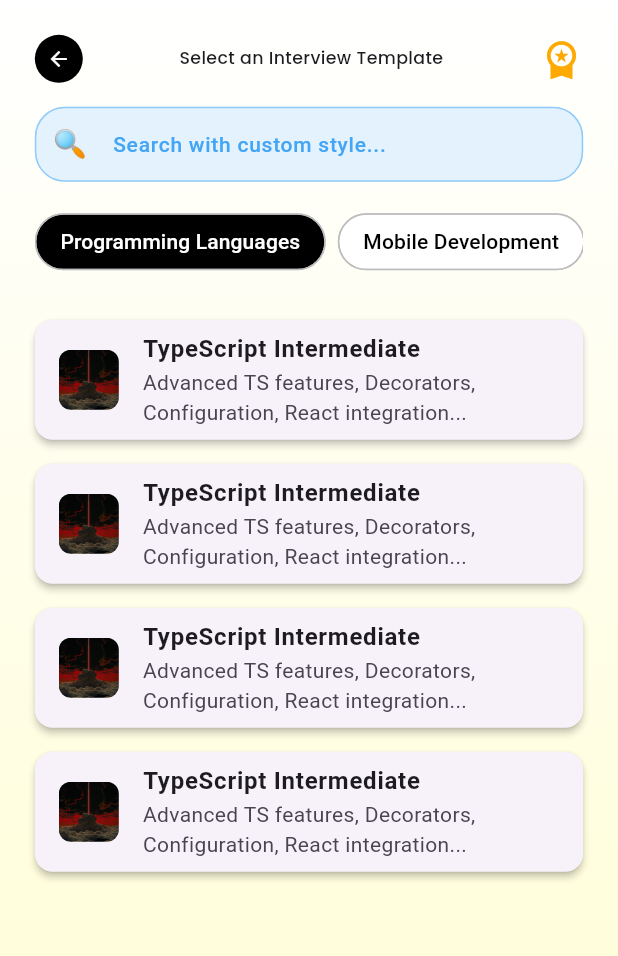
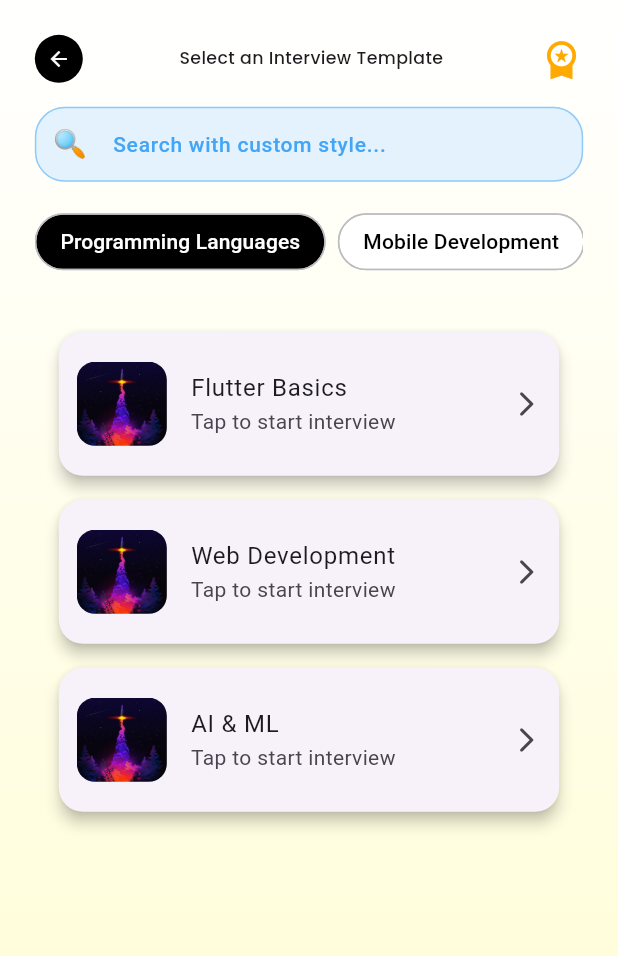
Before and after one commit to Redvey/InterView, a Flutter app: the MockInterviewScreen screen opened by its route, on a phone screen of 412 x 824 dp. Shown: the top 956 px of the screen. Run offline on Flutter 3.47's test engine with Material 3 defaults, Android fonts, the phone set to English and light mode, and no system bars; our stand-ins replace file_picker, go_router, smooth_page_indicator.

Commit message:
25:fix: Started working on Mock Interviews and minor fixes on other pages

```diff
--- a/lib/app/routes/app_router.dart
+++ b/lib/app/routes/app_router.dart
@@ -2,9 +2,12 @@ import 'package:flutter/material.dart';
 import 'package:go_router/go_router.dart';
 import 'package:interview/features/flash_card/flash_card.dart';
 import 'package:interview/features/interview/interview.dart';
+import 'package:interview/features/interview/screens/interview_completion_screen.dart';
+import 'package:interview/features/interview/screens/interviewer.dart';
 
 import '../../features/flash_card/quiz_screen.dart';
 import '../../features/home/screens/home_screen.dart';
+import '../../features/interview/screens/take_mock_interview.dart';
 import '../../features/resume/screens/contact_form/contact_form.dart';
 import '../../features/resume/screens/resume_builder_final.dart';
 import '../../features/resume/screens/resume_builder_home.dart';
@@ -48,6 +51,31 @@ final GoRouter appRouter = GoRouter(
       name: RouteNames.interview,
       builder: (context, state) => const MockInterviewScreen(),
     ),
+    GoRoute(
+      path: '/interviewer',
+      name: RouteNames.interviewer,
+      builder: (context, state) => const Interviewer(),
+    ),
+    GoRoute(
+      path: '/finish_interview',
+      name: RouteNames.finishInterview,
+      builder: (context, state) => const FinishInterview(),
+    ),
+    GoRoute(
+      path: '/take-interview',
+      name: 'takeInterview',
+      builder: (context, state) {
+        final title = state.extra != null && state.extra is Map
+            ? (state.extra as Map)['title'] ?? 'Interview'
+            : 'Interview';
+
+        final topics = state.extra != null && state.extra is Map
+            ? (state.extra as Map)['topics'] ?? <String>[]
+            : <String>[];
+
+        return TakeMockInterview(title: title, topics: List<String>.from(topics));
+      },
+    ),
 
     GoRoute(
       path: '/quiz/:topic',
--- a/lib/app/routes/route_names.dart
+++ b/lib/app/routes/route_names.dart
@@ -23,6 +23,8 @@ abstract class RouteNames {
 
   //  Mock Interview
   static const String interview = 'interview';
+  static const String interviewer = 'interviewer';
+  static const String finishInterview = 'finish_interview';
 
   // ✉ Cold Mailer
   static const String coldMailer = 'cold_mailer';
--- a/lib/core/constants/colors.dart
+++ b/lib/core/constants/colors.dart
@@ -26,6 +26,12 @@ class AppColors {
     begin: Alignment.topCenter,
     end: Alignment.bottomCenter,
     colors: [backgroundWhite, backgroundYellow],
+    // stops: [0.0, 0.3],
+  );
+  static const Gradient specialGradient = LinearGradient(
+    begin: Alignment.topCenter,
+    end: Alignment.bottomCenter,
+    colors: [backgroundLightPink, backgroundYellow],
     // stops: [0.0, 0.3],
   );
   static const Gradient resumeBuilderGradient = LinearGradient(
--- a/lib/core/constants/strings.dart
+++ b/lib/core/constants/strings.dart
@@ -11,6 +11,13 @@ class AppStrings {
   static const String navFlashCards = 'Flash Cards';
   static const String navProfile = 'Profile';
   static const String navHome = 'Home';
+
+  //finished-interview
+  static const String mockInterviewCompletedTitle = 'Congratulations';
+  static const String mockInterviewCompletedMessage =
+      'You have completed your mock interview for';
+  static const String back = 'BACK';
+  static const String interviewReport = 'Interview Report';
 
   //Card-Text
   static const buildYourResumeTitle = "Build Your Resume";
--- a/lib/features/interview/interview.dart
+++ b/lib/features/interview/interview.dart
@@ -1,11 +1,11 @@
 import 'package:flutter/material.dart';
+import 'package:go_router/go_router.dart';
+import 'package:interview/core/constants/image_strings.dart';
 import 'package:interview/core/extensions/responsive_extension.dart';
 import 'package:interview/features/interview/widgets/search_field.dart';
-
 import '../../../core/constants/colors.dart';
-import '../../core/constants/strings.dart';
+import '../../../core/constants/strings.dart';
 import '../resume/screens/widgets/resume_builder_home_widgets/resume_form_top_bar.dart';
-
 
 class MockInterviewScreen extends StatefulWidget {
   const MockInterviewScreen({super.key});
@@ -16,10 +16,10 @@ class MockInterviewScreen extends StatefulWidget {
 
 class _MockInterviewScreenState extends State<MockInterviewScreen> {
   final TextEditingController _searchController = TextEditingController();
-  final String _searchText = '';
+  String _searchText = '';
   String selectedCategory = 'Programming Languages';
+  final List<String> recentSearches = [];
 
-  // Category Tabs
   final List<String> categories = [
     'Programming Languages',
     'Mobile Development',
@@ -31,6 +31,24 @@ class _MockInterviewScreenState extends State<MockInterviewScreen> {
     'Cloud Computing',
   ];
 
+  final List<Map<String, dynamic>> mockInterviews = [
+    {
+      'title': 'Flutter Basics',
+      'image': 'assets/images/flutter.png',
+      'topics': ['Widgets', 'State Management'],
+    },
+    {
+      'title': 'Web Development',
+      'image': 'assets/images/web.png',
+      'topics': ['HTML', 'CSS', 'JS'],
+    },
+    {
+      'title': 'AI & ML',
+      'image': 'assets/images/ai.png',
+      'topics': ['Supervised', 'Unsupervised'],
+    },
+  ];
+
   @override
   Widget build(BuildContext context) {
     return Container(
@@ -39,17 +57,18 @@ class _MockInterviewScreenState extends State<MockInterviewScreen> {
         child: Scaffold(
           backgroundColor: Colors.transparent,
           body: Padding(
-            padding:  EdgeInsets.all( context.lg),
+            padding: EdgeInsets.all(context.lg),
             child: SingleChildScrollView(
               child: Column(
                 crossAxisAlignment: CrossAxisAlignment.start,
                 children: [
-                  // Header
-                  ResumeFormTopBar(pageColor: AppColors.blackLight, title: AppStrings.mockInterview,),
-
-
+                  ResumeFormTopBar(
+                    pageColor: AppColors.blackLight,
+                    title: AppStrings.mockInterview,
+                  ),
                   const SizedBox(height: 16),
                   SearchField(
+                    controller: _searchController,
                     hintText: 'Search with custom style...',
                     borderRadius: 20,
                     fillColor: Colors.blue[50],
@@ -64,10 +83,16 @@ class _MockInterviewScreenState extends State<MockInterviewScreen> {
                       fontWeight: FontWeight.w500,
                     ),
                     onChanged: (value) {
-                      print('Custom search: $value');
+                      setState(() {
+                        _searchText = value;
+                        if (value.isNotEmpty && !recentSearches.contains(value)) {
+                          recentSearches.add(value);
+                        }
+                      });
                     },
                   ),
                   if (_searchText.isNotEmpty) ...[
+                    const SizedBox(height: 16),
                     const Text(
                       'Search Results:',
                       style: TextStyle(
@@ -92,8 +117,38 @@ class _MockInterviewScreenState extends State<MockInterviewScreen> {
                       ),
                     ),
                   ],
+                  if (recentSearches.isNotEmpty) ...[
+                    const SizedBox(height: 16),
+                    const Text(
+                      'Recent Searches',
+                      style: TextStyle(
+                        fontWeight: FontWeight.bold,
+                        fontSize: 16,
+                      ),
+                    ),
+                    const SizedBox(height: 8),
+                    Wrap(
+                      spacing: 8,
+                      runSpacing: 8,
+                      children: recentSearches.map((search) {
+                        return InputChip(
+                          label: Text(search),
+                          onPressed: () {
+                            setState(() {
+                              _searchText = search;
+                              _searchController.text = search;
+                            });
+                          },
+                          onDeleted: () {
+                            setState(() {
+                              recentSearches.remove(search);
+                            });
+                          },
+                        );
+                      }).toList(),
+                    ),
+                  ],
                   const SizedBox(height: 16),
-                  // Category Filter Row
                   SingleChildScrollView(
                     scrollDirection: Axis.horizontal,
                     child: Row(
@@ -104,7 +159,8 @@ class _MockInterviewScreenState extends State<MockInterviewScreen> {
                           child: ChoiceChip(
                             label: Text(category),
                             selected: isSelected,
-                            onSelected: (_) => setState(() => selectedCategory = category),
+                            onSelected: (_) =>
+                                setState(() => selectedCategory = category),
                             selectedColor: Colors.black,
                             labelStyle: TextStyle(
                               color: isSelected ? Colors.white : Colors.black,
@@ -121,36 +177,42 @@ class _MockInterviewScreenState extends State<MockInterviewScreen> {
                     ),
                   ),
                   const SizedBox(height: 20),
-
-                  // Interview Card Placeholder (Replace with your cards)
                   ListView.builder(
-                    itemCount: 4,
                     shrinkWrap: true,
                     physics: const NeverScrollableScrollPhysics(),
+                    padding: const EdgeInsets.all(16),
+                    itemCount: mockInterviews.length,
                     itemBuilder: (context, index) {
+                      final item = mockInterviews[index];
                       return Card(
-                        shape: RoundedRectangleBorder(borderRadius: BorderRadius.circular(12)),
-                        elevation: 2,
-                        margin: const EdgeInsets.symmetric(vertical: 8),
+                        margin: const EdgeInsets.only(bottom: 16),
+                        elevation: 4,
+                        shape: RoundedRectangleBorder(
+                          borderRadius: BorderRadius.circular(16),
+                        ),
                         child: ListTile(
+                          contentPadding: const EdgeInsets.all(12),
                           leading: ClipRRect(
-                            borderRadius: BorderRadius.circular(8),
+                            borderRadius: BorderRadius.circular(12),
                             child: Image.asset(
-                              'assets/templates/template1.jpeg', // replace with actual icons per card
-                              width: 40,
-                              height: 40,
+                              AppImage.temp3,
+                              width: 60,
+                              height: 60,
                               fit: BoxFit.cover,
                             ),
                           ),
-                          title: Text(
-                            'TypeScript Intermediate',
-                            style: TextStyle(fontWeight: FontWeight.w600),
-                          ),
-                          subtitle: Text(
-                            'Advanced TS features, Decorators, Configuration, React integration...',
-                            maxLines: 2,
-                            overflow: TextOverflow.ellipsis,
-                          ),
+                          title: Text(item['title'] as String),
+                          subtitle: const Text('Tap to start interview'),
+                          trailing: const Icon(Icons.arrow_forward_ios_rounded, size: 20),
+                          onTap: () {
+                            context.pushNamed(
+                              'takeInterview',
+                              extra: {
+                                'title': item['title'],
+                                'topics': item['topics'],
+                              },
+                            );
+                          },
                         ),
                       );
                     },
--- a/pubspec.yaml
+++ b/pubspec.yaml
@@ -16,6 +16,8 @@ dependencies:
   intl: ^0.20.2
   file_picker: ^10.2.0
   modal_bottom_sheet: ^3.0.0
+  redacted: ^1.0.13
+
 
 
 
```
Also changed, not shown: lib/features/interview/screens/interview_completion_screen.dart (+57 -0 lines), lib/features/interview/screens/interviewer.dart (+13 -0 lines), lib/features/interview/screens/take_mock_interview.dart (+56 -0 lines), lib/features/resume/screens/contact_form/contact_form.dart (+5 -5 lines), pubspec.lock.
